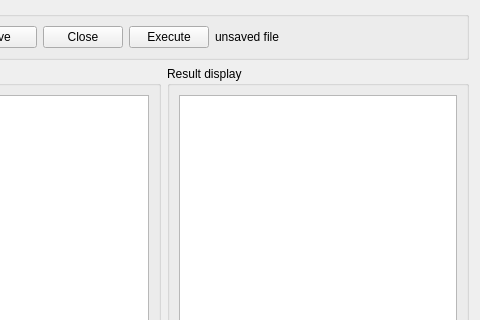
This is UI/python_editor.ui in wei17hao10/daily-check as Qt 5 draws it before an edit; both pictures show x 152 to 632 and y 0 to 320 of the 632 by 506 pixel window. The edited form follows.
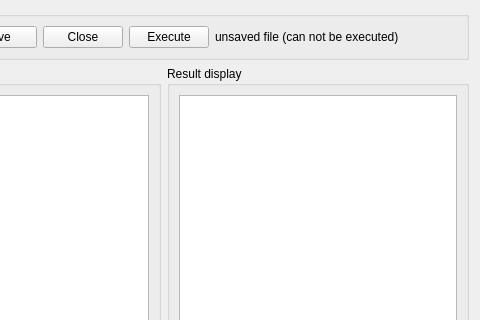
This is the edited form.

Diff of the .ui file:
```diff
--- a/UI/python_editor.ui
+++ b/UI/python_editor.ui
@@ -51,7 +51,7 @@
       <item>
        <widget class="QLabel" name="lb_path">
         <property name="text">
-         <string>unsaved file</string>
+         <string>unsaved file (can not be executed)</string>
         </property>
        </widget>
       </item>
```
